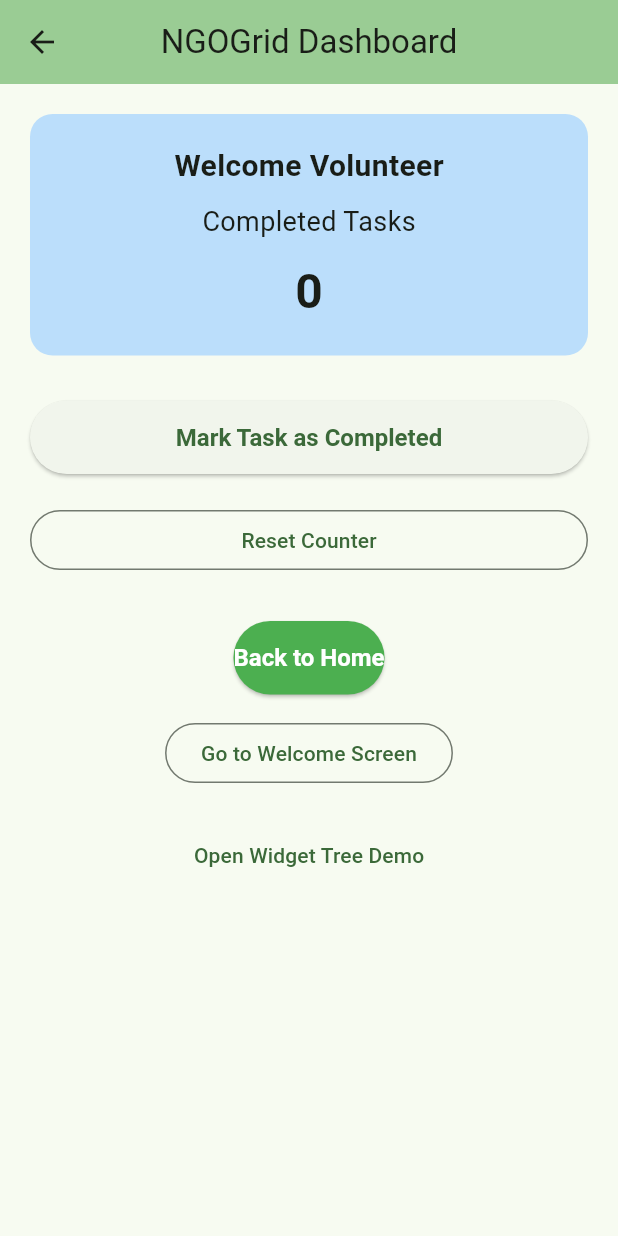
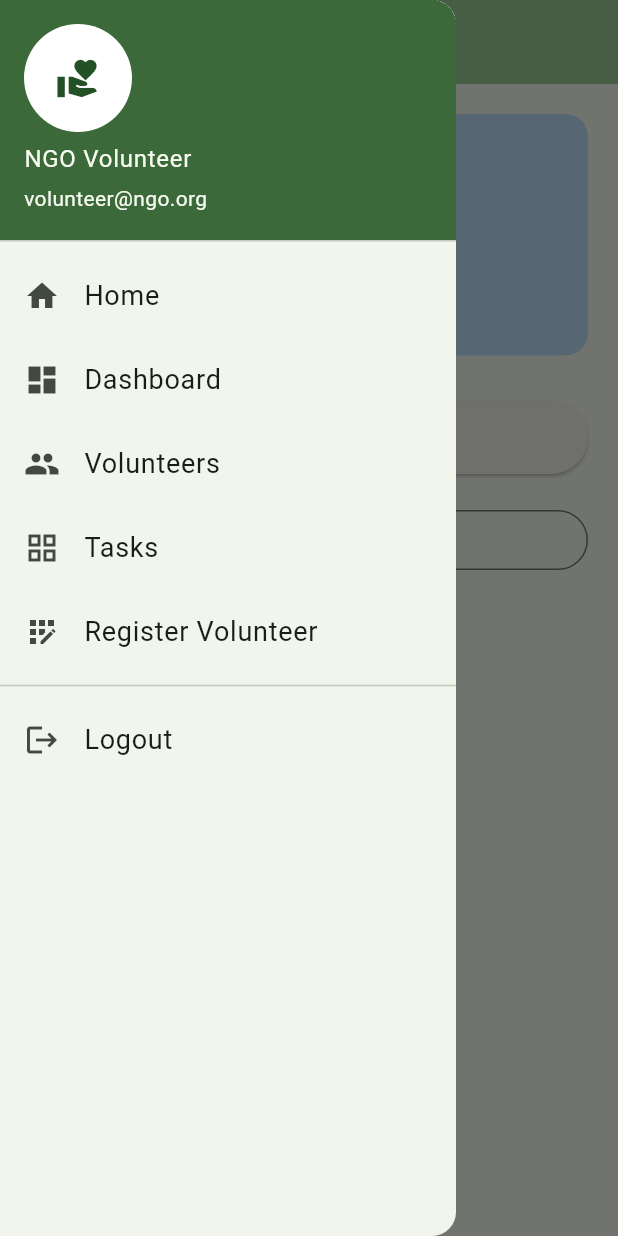
Before and after one commit to kalviumcommunity/S75-0226-NGOGrid-Flutter-FireBase-GoogleCloud, a Flutter app: the DashboardScreen screen opened by its route, with the side drawer open (before the commit the screen has no drawer), on a phone screen of 412 x 824 dp. Run offline on Flutter 3.47's test engine with Material 3 defaults, Android fonts, the phone set to English and light mode, and no system bars; our stand-ins replace firebase_core; accounts and stored records are empty.

```diff
--- a/ngo_grid_app/lib/screens/dashboard_screen.dart
+++ b/ngo_grid_app/lib/screens/dashboard_screen.dart
@@ -19,6 +19,72 @@ class _DashboardScreenState extends State<DashboardScreen> {
         ModalRoute.of(context)?.settings.arguments as String? ?? "Volunteer";
 
     return Scaffold(
+    drawer: Drawer(
+  child: ListView(
+    padding: EdgeInsets.zero,
+    children: [
+
+      const UserAccountsDrawerHeader(
+        accountName: Text("NGO Volunteer"),
+        accountEmail: Text("volunteer@ngo.org"),
+        currentAccountPicture: CircleAvatar(
+          backgroundColor: Colors.white,
+          child: Icon(Icons.volunteer_activism, size: 30),
+        ),
+      ),
+
+      ListTile(
+        leading: const Icon(Icons.home),
+        title: const Text("Home"),
+        onTap: () {
+          Navigator.pushNamed(context, '/');
+        },
+      ),
+
+      ListTile(
+        leading: const Icon(Icons.dashboard),
+        title: const Text("Dashboard"),
+        onTap: () {
+          Navigator.pushNamed(context, '/dashboard');
+        },
+      ),
+
+      ListTile(
+        leading: const Icon(Icons.people),
+        title: const Text("Volunteers"),
+        onTap: () {
+          Navigator.pushNamed(context, '/volunteers');
+        },
+      ),
+
+      ListTile(
+        leading: const Icon(Icons.grid_view),
+        title: const Text("Tasks"),
+        onTap: () {
+          Navigator.pushNamed(context, '/tasks');
+        },
+      ),
+
+      ListTile(
+        leading: const Icon(Icons.app_registration),
+        title: const Text("Register Volunteer"),
+        onTap: () {
+          Navigator.pushNamed(context, '/form');
+        },
+      ),
+
+      const Divider(),
+
+      ListTile(
+        leading: const Icon(Icons.logout),
+        title: const Text("Logout"),
+        onTap: () {
+          Navigator.pop(context);
+        },
+      ),
+    ],
+  ),
+),
       appBar: AppBar(
         title: const Text("NGOGrid Dashboard"),
         centerTitle: true,
--- a/ngo_grid_app/lib/widgets/custom_nav_button.dart
+++ b/ngo_grid_app/lib/widgets/custom_nav_button.dart
@@ -11,7 +11,7 @@ class CustomNavButton extends StatelessWidget {
   final String title;
   final String routeName;
   final IconData? icon;
-  final Object? arguments;   // added
+  final Object? arguments; // added
 
   const CustomNavButton({
     super.key,
@@ -37,18 +37,16 @@ class CustomNavButton extends StatelessWidget {
       width: double.infinity,
       child: ElevatedButton.icon(
         onPressed: () {
-sprint-2-3.24-navigation-arguments
           Navigator.pushNamed(
             context,
             routeName,
-            arguments: arguments,   // pass arguments
+            arguments: arguments, // pass arguments
           );
 
           final page = _routeMap[routeName];
           if (page != null) {
             Navigator.push(context, SlideRightRoute(page: page));
           }
- main
         },
         icon: Icon(icon ?? Icons.arrow_forward),
         label: Text(title),
```
Also changed, not shown: ngo_grid_app/lib/main.dart (+4 -5 lines), ngo_grid_app/lib/screens/home_screen.dart (+2 -20 lines), 3 other files.
